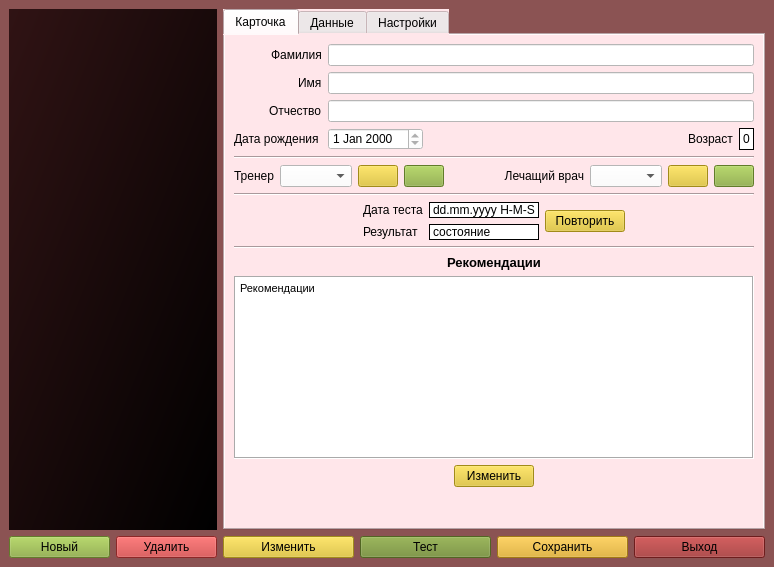
The window that design1.ui (egorguslyan/kvantoriada) describes before a commit, drawn with Qt 5.
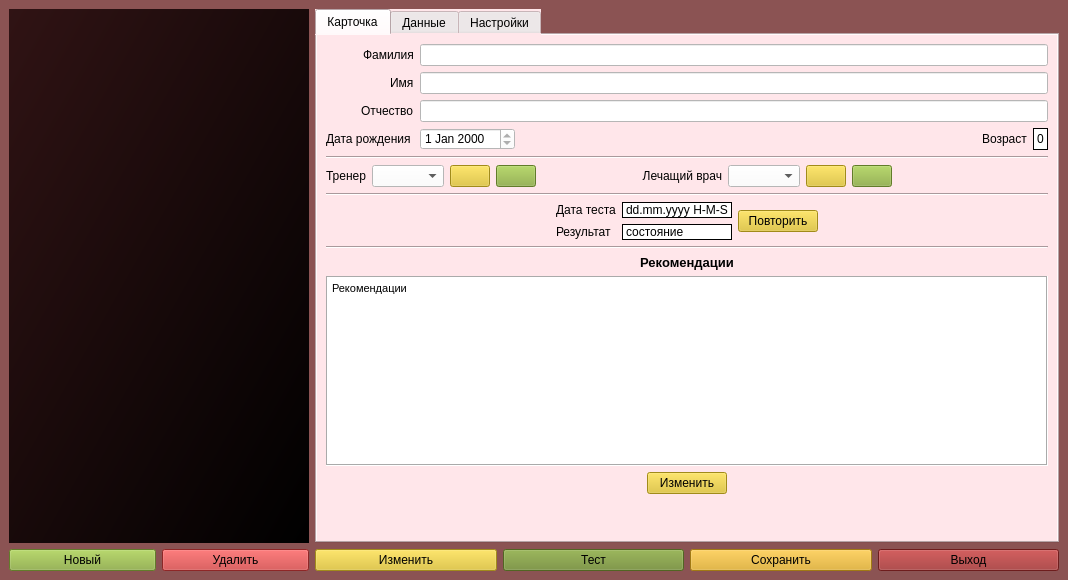
The same window after the commit. Icons and pictures are not drawn. Custom widgets are drawn as their Qt base class.

```diff
--- a/design1.ui
+++ b/design1.ui
@@ -9,12 +9,12 @@
    <rect>
     <x>0</x>
     <y>0</y>
-    <width>774</width>
-    <height>567</height>
+    <width>1068</width>
+    <height>580</height>
    </rect>
   </property>
   <property name="sizePolicy">
-   <sizepolicy hsizetype="Preferred" vsizetype="Preferred">
+   <sizepolicy hsizetype="Expanding" vsizetype="Expanding">
     <horstretch>0</horstretch>
     <verstretch>0</verstretch>
    </sizepolicy>
```
